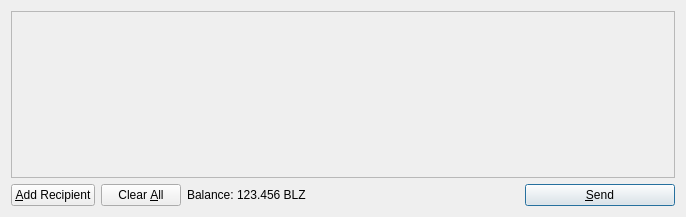
Old version of the form src/qt/forms/sendcoinsdialog.ui in the repository wpstudio/blazecoin.
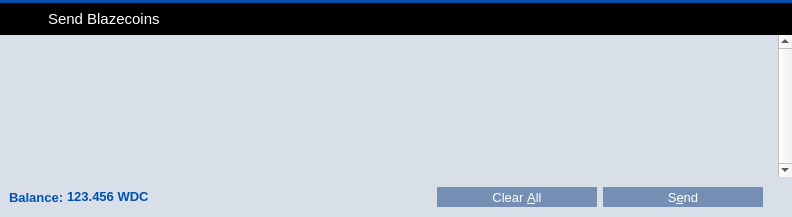
New version of the form. Icons and pictures are not drawn.

Commit message: Version 2 fix with Leveldb done right

What changed in the file:
```diff
--- a/src/qt/forms/sendcoinsdialog.ui
+++ b/src/qt/forms/sendcoinsdialog.ui
@@ -6,16 +6,244 @@
    <rect>
     <x>0</x>
     <y>0</y>
-    <width>686</width>
+    <width>792</width>
     <height>217</height>
    </rect>
   </property>
+  <property name="palette">
+   <palette>
+    <active>
+     <colorrole role="Button">
+      <brush brushstyle="SolidPattern">
+       <color alpha="255">
+        <red>0</red>
+        <green>117</green>
+        <blue>209</blue>
+       </color>
+      </brush>
+     </colorrole>
+     <colorrole role="Base">
+      <brush brushstyle="SolidPattern">
+       <color alpha="255">
+        <red>0</red>
+        <green>117</green>
+        <blue>209</blue>
+       </color>
+      </brush>
+     </colorrole>
+     <colorrole role="Window">
+      <brush brushstyle="SolidPattern">
+       <color alpha="255">
+        <red>0</red>
+        <green>117</green>
+        <blue>209</blue>
+       </color>
+      </brush>
+     </colorrole>
+    </active>
+    <inactive>
+     <colorrole role="Button">
+      <brush brushstyle="SolidPattern">
+       <color alpha="255">
+        <red>0</red>
+        <green>117</green>
+        <blue>209</blue>
+       </color>
+      </brush>
+     </colorrole>
+     <colorrole role="Base">
+      <brush brushstyle="SolidPattern">
+       <color alpha="255">
+        <red>0</red>
+        <green>117</green>
+        <blue>209</blue>
+       </color>
+      </brush>
+     </colorrole>
+     <colorrole role="Window">
+      <brush brushstyle="SolidPattern">
+       <color alpha="255">
+        <red>0</red>
+        <green>117</green>
+        <blue>209</blue>
+       </color>
+      </brush>
+     </colorrole>
+    </inactive>
+    <disabled>
+     <colorrole role="Button">
+      <brush brushstyle="SolidPattern">
+       <color alpha="255">
+        <red>0</red>
+        <green>117</green>
+        <blue>209</blue>
+       </color>
+      </brush>
+     </colorrole>
+     <colorrole role="Base">
+      <brush brushstyle="SolidPattern">
+       <color alpha="255">
+        <red>0</red>
+        <green>117</green>
+        <blue>209</blue>
+       </color>
+      </brush>
+     </colorrole>
+     <colorrole role="Window">
+      <brush brushstyle="SolidPattern">
+       <color alpha="255">
+        <red>0</red>
+        <green>117</green>
+        <blue>209</blue>
+       </color>
+      </brush>
+     </colorrole>
+    </disabled>
+   </palette>
+  </property>
   <property name="windowTitle">
    <string>Send Coins</string>
   </property>
+  <property name="styleSheet">
+   <string notr="true">#SendCoinsDialog {
+	background-color: #0075d1;
+}</string>
+  </property>
   <layout class="QVBoxLayout" name="verticalLayout">
+   <property name="spacing">
+    <number>0</number>
+   </property>
+   <property name="leftMargin">
+    <number>0</number>
+   </property>
+   <property name="topMargin">
+    <number>0</number>
+   </property>
+   <property name="rightMargin">
+    <number>0</number>
+   </property>
+   <property name="bottomMargin">
+    <number>0</number>
+   </property>
+   <item>
+    <widget class="Line" name="line_7">
+     <property name="styleSheet">
+      <string notr="true">background-color: #0052AE;</string>
+     </property>
+     <property name="frameShadow">
+      <enum>QFrame::Raised</enum>
+     </property>
+     <property name="lineWidth">
+      <number>0</number>
+     </property>
+     <property name="orientation">
+      <enum>Qt::Horizontal</enum>
+     </property>
+    </widget>
+   </item>
+   <item>
+    <widget class="QWidget" name="wSendMegsHeader" native="true">
+     <property name="minimumSize">
+      <size>
+       <width>0</width>
+       <height>32</height>
+      </size>
+     </property>
+     <property name="maximumSize">
+      <size>
+       <width>16777215</width>
+       <height>32</height>
+      </size>
+     </property>
+     <property name="styleSheet">
+      <string notr="true">#wSendMegsHeader {
+
+	background-color: rgb(0, 0, 0);
+}</string>
+     </property>
+     <property name="is_header" stdset="0">
+      <bool>true</bool>
+     </property>
+     <widget class="QLabel" name="label_29">
+      <property name="geometry">
+       <rect>
+        <x>9</x>
+        <y>1</y>
+        <width>37</width>
+        <height>30</height>
+       </rect>
+      </property>
+      <property name="sizePolicy">
+       <sizepolicy hsizetype="Preferred" vsizetype="Preferred">
+        <horstretch>0</horstretch>
+        <verstretch>0</verstretch>
+       </sizepolicy>
+      </property>
+      <property name="minimumSize">
+       <size>
+        <width>30</width>
+        <height>30</height>
+       </size>
+      </property>
+      <property name="maximumSize">
+       <size>
+        <width>44</width>
+        <height>42</height>
+       </size>
+      </property>
+      <property name="text">
+       <string/>
+      </property>
+      <property name="pixmap">
+       <pixmap resource="../res.qrc">:/res/download.png</pixmap>
+      </property>
+     </widget>
+     <widget class="QLabel" name="label_30">
+      <property name="geometry">
+       <rect>
+        <x>48</x>
+        <y>7</y>
+        <width>125</width>
+        <height>18</height>
+       </rect>
+      </property>
+      <property name="font">
+       <font>
+        <pointsize>11</pointsize>
+        <stylestrategy>PreferAntialias</stylestrategy>
+       </font>
+      </property>
+      <property name="styleSheet">
+       <string notr="true">QLabel {
+	color: #fff;
+}</string>
+      </property>
+      <property name="text">
+       <string>Send Blazecoins</string>
+      </property>
+     </widget>
+    </widget>
+   </item>
    <item>
     <widget class="QScrollArea" name="scrollArea">
+     <property name="styleSheet">
+      <string notr="true"> QScrollBar:vertical {
+     border: 0px solid grey;
+     background: white;
+     width: 9px;
+     margin: 0px 0px 0 0px;
+ }
+ QScrollBar::handle:vertical {
+     background: #D8DFE9;
+     min-width: 20px;
+ }</string>
+     </property>
+     <property name="frameShape">
+      <enum>QFrame::NoFrame</enum>
+     </property>
+     <property name="verticalScrollBarPolicy">
+      <enum>Qt::ScrollBarAlwaysOn</enum>
+     </property>
      <property name="widgetResizable">
       <bool>true</bool>
      </property>
@@ -24,12 +252,26 @@
        <rect>
         <x>0</x>
         <y>0</y>
-        <width>666</width>
-        <height>165</height>
+        <width>783</width>
+        <height>142</height>
        </rect>
       </property>
+      <property name="styleSheet">
+       <string notr="true">#scrollAreaWidgetContents {
+	background-color: #D8DFE9;
+}</string>
+      </property>
       <layout class="QVBoxLayout" name="verticalLayout_2">
-       <property name="margin">
+       <property name="leftMargin">
+        <number>0</number>
+       </property>
+       <property name="topMargin">
+        <number>1</number>
+       </property>
+       <property name="rightMargin">
+        <number>0</number>
+       </property>
+       <property name="bottomMargin">
         <number>0</number>
        </property>
        <item>
@@ -57,50 +299,19 @@
     </widget>
    </item>
    <item>
-    <layout class="QHBoxLayout" name="horizontalLayout">
-     <item>
-      <widget class="QPushButton" name="addButton">
-       <property name="toolTip">
-        <string>Send to multiple recipients at once</string>
-       </property>
-       <property name="text">
-        <string>&amp;Add Recipient</string>
-       </property>
-       <property name="icon">
-        <iconset resource="../bitcoin.qrc">
-         <normaloff>:/icons/add</normaloff>:/icons/add</iconset>
-       </property>
-       <property name="autoDefault">
-        <bool>false</bool>
-       </property>
-      </widget>
-     </item>
-     <item>
-      <widget class="QPushButton" name="clearButton">
-       <property name="sizePolicy">
-        <sizepolicy hsizetype="Minimum" vsizetype="Fixed">
-         <horstretch>0</horstretch>
-         <verstretch>0</verstretch>
-        </sizepolicy>
-       </property>
-       <property name="toolTip">
-        <string>Remove all transaction fields</string>
-       </property>
-       <property name="text">
-        <string>Clear &amp;All</string>
-       </property>
-       <property name="icon">
-        <iconset resource="../bitcoin.qrc">
-         <normaloff>:/icons/remove</normaloff>:/icons/remove</iconset>
-       </property>
-       <property name="autoRepeatDelay">
-        <number>300</number>
-       </property>
-       <property name="autoDefault">
-        <bool>false</bool>
-       </property>
-      </widget>
-     </item>
+    <widget class="QWidget" name="wContainer" native="true">
+     <property name="styleSheet">
+      <string notr="true">#wContainer {
+	background-color: #D8DFE9;
+}</string>
+     </property>
+     <layout class="QHBoxLayout" name="horizontalLayout_3">
+      <property name="topMargin">
+       <number>10</number>
+      </property>
+      <property name="bottomMargin">
+       <number>10</number>
+      </property>
      <item>
       <layout class="QHBoxLayout" name="horizontalLayout_2">
        <property name="spacing">
@@ -108,6 +319,18 @@
        </property>
        <item>
         <widget class="QLabel" name="label">
+          <property name="font">
+           <font>
+            <pointsize>10</pointsize>
+            <weight>75</weight>
+            <bold>true</bold>
+           </font>
+          </property>
+          <property name="styleSheet">
+           <string notr="true">QLabel {
+	color: #0052AE;
+}</string>
+          </property>
          <property name="text">
           <string>Balance:</string>
          </property>
@@ -115,11 +338,23 @@
        </item>
        <item>
         <widget class="QLabel" name="labelBalance">
+          <property name="font">
+           <font>
+            <pointsize>10</pointsize>
+            <weight>75</weight>
+            <bold>true</bold>
+           </font>
+          </property>
          <property name="cursor">
           <cursorShape>IBeamCursor</cursorShape>
          </property>
+          <property name="styleSheet">
+           <string notr="true">QLabel {
+	color: #0052AE;
+}</string>
+          </property>
          <property name="text">
-          <string>123.456 BLZ</string>
+           <string>123.456 WDC</string>
          </property>
          <property name="textInteractionFlags">
           <set>Qt::LinksAccessibleByMouse|Qt::TextSelectableByKeyboard|Qt::TextSelectableByMouse</set>
@@ -129,7 +364,7 @@
       </layout>
      </item>
      <item>
-      <spacer name="horizontalSpacer">
+       <spacer name="horizontalSpacer_4">
        <property name="orientation">
         <enum>Qt::Horizontal</enum>
        </property>
@@ -141,30 +376,109 @@
        </property>
       </spacer>
      </item>
+      <item>
+       <widget class="QPushButton" name="clearButton">
+        <property name="font">
+         <font>
+          <pointsize>10</pointsize>
+          <stylestrategy>PreferAntialias</stylestrategy>
+         </font>
+        </property>
+        <property name="toolTip">
+         <string>Remove all transaction fields</string>
+        </property>
+        <property name="styleSheet">
+         <string notr="true">QPushButton {
+	background-color: #758EB3;
+	color: #FFFFFF;
+	border: 0px solid gray;
+	max-height: 20px;
+	min-height: 20px;
+	max-width: 160px;
+	min-width: 160px;
+}
+
+QPushButton:hover {
+	background-color: #0099CC;
+}
+
+QPushButton:pressed:flat {
+	background-color: #9D0B17;
+}</string>
+        </property>
+        <property name="text">
+         <string>Clear &amp;All</string>
+        </property>
+        <property name="autoDefault">
+         <bool>false</bool>
+        </property>
+        <property name="default">
+         <bool>false</bool>
+        </property>
+        <property name="flat">
+         <bool>true</bool>
+        </property>
+       </widget>
+      </item>
      <item>
       <widget class="QPushButton" name="sendButton">
-       <property name="minimumSize">
-        <size>
-         <width>150</width>
-         <height>0</height>
-        </size>
+        <property name="font">
+         <font>
+          <pointsize>10</pointsize>
+          <stylestrategy>PreferAntialias</stylestrategy>
+         </font>
        </property>
        <property name="toolTip">
         <string>Confirm the send action</string>
        </property>
+        <property name="styleSheet">
+         <string notr="true">QPushButton {
+	background-color: #758EB3;
+	color: #FFFFFF;
+	border: 0px solid gray;
+	max-height: 20px;
+	min-height: 20px;
+	max-width: 160px;
+	min-width: 160px;
+}
+
+QPushButton:hover {
+	background-color: #0099CC;
+}
+
+QPushButton:pressed:flat {
+	background-color: #9D0B17;
+}</string>
+        </property>
        <property name="text">
-        <string>&amp;Send</string>
-       </property>
-       <property name="icon">
-        <iconset resource="../bitcoin.qrc">
-         <normaloff>:/icons/send</normaloff>:/icons/send</iconset>
+         <string>S&amp;end</string>
        </property>
        <property name="default">
         <bool>true</bool>
        </property>
-      </widget>
-     </item>
-    </layout>
+        <property name="flat">
+         <bool>true</bool>
+        </property>
+       </widget>
+      </item>
+      <item>
+       <spacer name="horizontalSpacer_5">
+        <property name="orientation">
+         <enum>Qt::Horizontal</enum>
+        </property>
+        <property name="sizeType">
+         <enum>QSizePolicy::Fixed</enum>
+        </property>
+        <property name="sizeHint" stdset="0">
+         <size>
+          <width>20</width>
+          <height>20</height>
+         </size>
+        </property>
+       </spacer>
+      </item>
+     </layout>
+    </widget>
    </item>
   </layout>
  </widget>
```
Left out of the diff: 2 changed lines with no effect on the pictures. Lines whose indentation alone changed are shown as unchanged. The commit also changes 833 other files.
